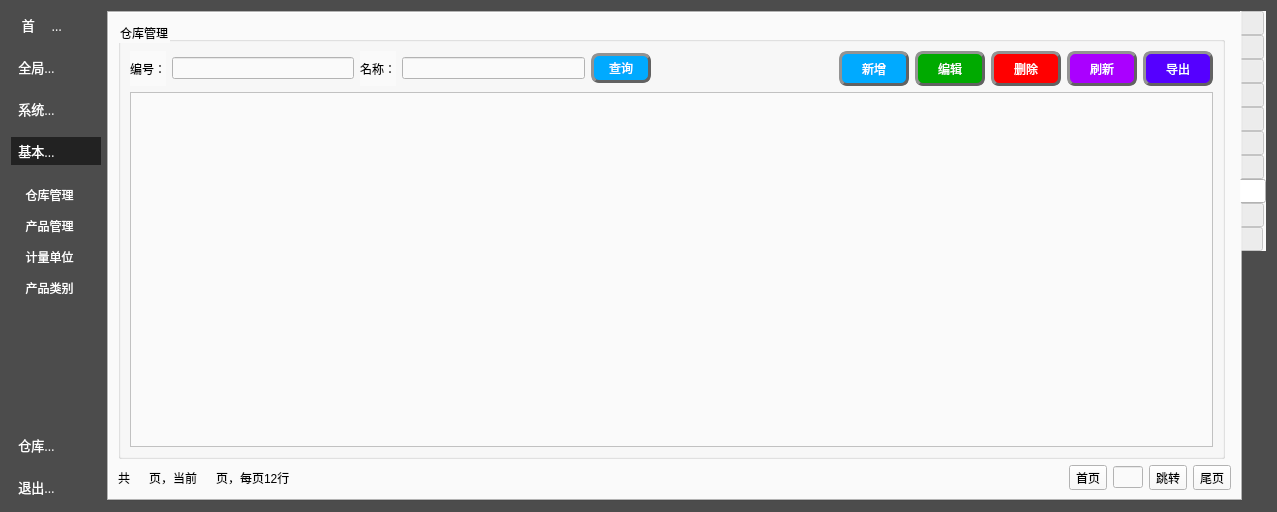
First picture: the form in Deca/views/GraphicsWidget.ui, repository summerfll/wms, before the edit.
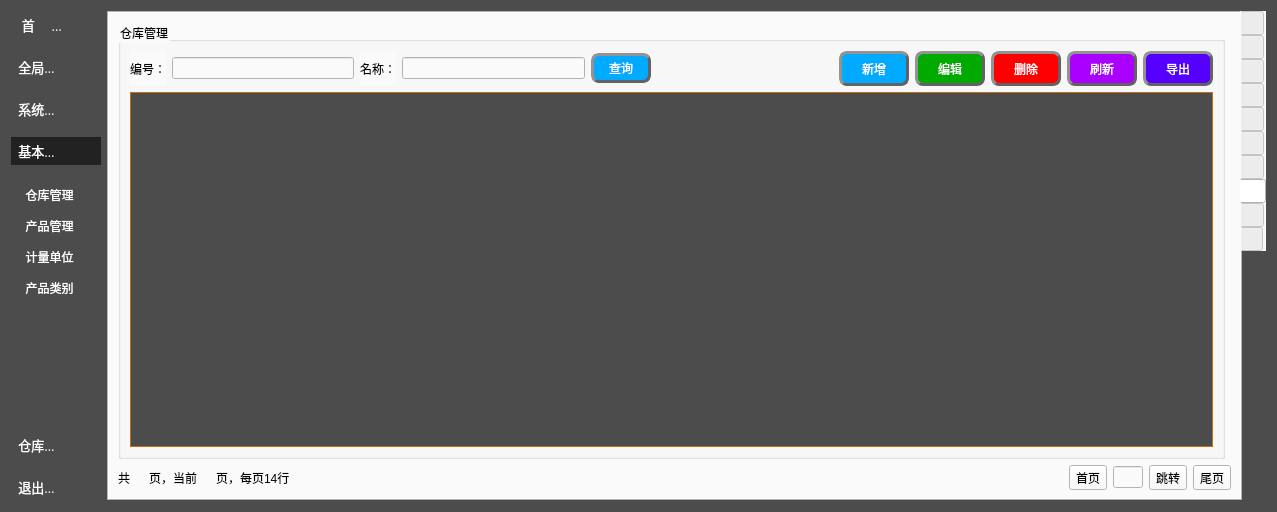
Second picture: the form after the edit. The open tabs and pages were chosen to show the change. Icons and pictures are not drawn. Custom widgets are drawn as their Qt base class.

Diff of the .ui file:
```diff
--- a/Deca/views/GraphicsWidget.ui
+++ b/Deca/views/GraphicsWidget.ui
@@ -2946,13 +2946,36 @@
           <item>
            <widget class="QTableView" name="tableView_9">
             <property name="styleSheet">
-             <string notr="true">selection-background-color: rgb(170, 0, 127);
-border-image: url(:/仓库/仓库管理.png);
-font: 75 12pt &quot;微软雅黑&quot;;</string>
+             <string notr="true">QHeaderView::section{  
+    background: rgb(76, 76, 76);
+    color: rgb(240, 240, 240);  
+    padding-left: 4px;  
+    border: 1px solid #C07010;  
+    min-height: 30px;  
+}  /*表头*/
+QTableView{  
+    color: rgb(0, 0, 0);  
+    border: 1px solid #C07010;          /*边框颜色*/  
+    gridline-color:#C07010;             /*grid线颜色*/  
+    background-color: rgb(76, 76, 76); 
+    alternate-background-color: rgb(200, 200, 200); /*行交替颜色*/  
+    selection-background-color: rgb(130, 190, 100); /*选中行背景颜色*/  
+}  
+  
+QTableView::item:!alternate:!selected{  
+    background-color: rgb(220, 220, 220);    /*交替行的另一颜色*/  
+}  
+</string>
             </property>
             <property name="textElideMode">
              <enum>Qt::ElideMiddle</enum>
             </property>
+            <attribute name="horizontalHeaderMinimumSectionSize">
+             <number>27</number>
+            </attribute>
+            <attribute name="verticalHeaderMinimumSectionSize">
+             <number>27</number>
+            </attribute>
            </widget>
           </item>
          </layout>
@@ -2991,7 +3014,7 @@
          <item>
           <widget class="QLabel" name="label_29">
            <property name="text">
-            <string>页，每页12行</string>
+            <string>页，每页14行</string>
            </property>
           </widget>
          </item>
```
Left out of the diff: 185 changed lines with no effect on the pictures.
